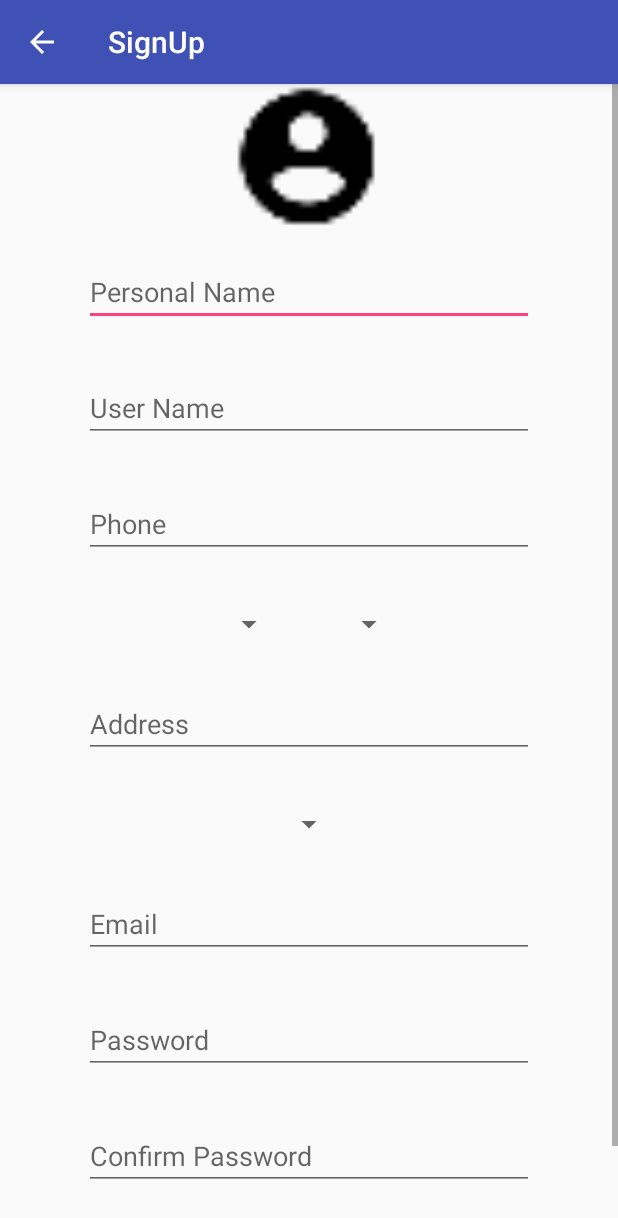
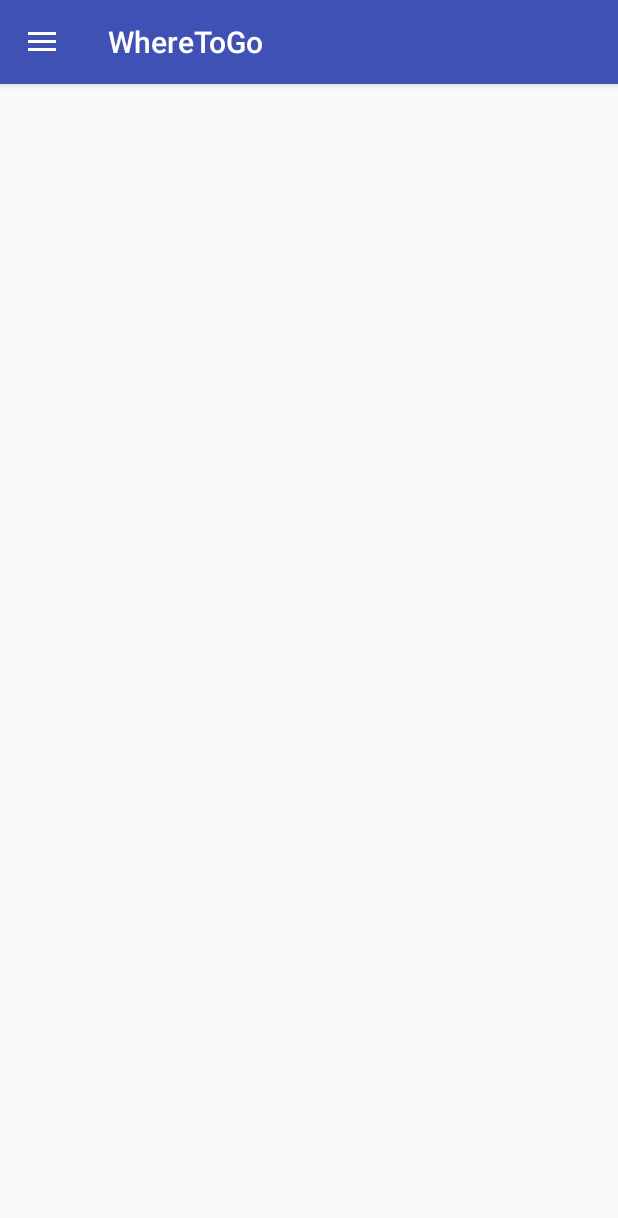
Before and after one commit to EslamMohamed3396/Evento, an Android app: the screen it shows after launch (Sign_Up before the commit, Home after it), after a tap on "SignUp", on a phone screen of 412 x 824 dp. Shown: the top 1218 px of the screen. Run offline under Robolectric (Android 15) with nearby library versions, the light colour scheme and no system bars.

Commit message:
second commit

```diff
--- a/app/build.gradle
+++ b/app/build.gradle
@@ -2,6 +2,7 @@ apply plugin: 'com.android.application'
 
 android {
     compileSdkVersion 28
+    buildToolsVersion "28.0.0"
     defaultConfig {
         applicationId "com.example.eslam.wheretogo"
         minSdkVersion 18
@@ -20,9 +21,9 @@ android {
 
 dependencies {
     implementation fileTree(include: ['*.jar'], dir: 'libs')
+    implementation 'com.android.support:appcompat-v7:28.0.0-alpha1'
     implementation 'com.android.support.constraint:constraint-layout:1.1.1'
     testImplementation 'junit:junit:4.12'
-    implementation 'com.android.support:appcompat-v7:28.0.0-alpha3'
     androidTestImplementation 'com.android.support.test:runner:1.0.2'
     androidTestImplementation 'com.android.support.test.espresso:espresso-core:3.0.2'
     implementation 'com.android.support:design:28.0.0-alpha3'
--- a/app/src/main/AndroidManifest.xml
+++ b/app/src/main/AndroidManifest.xml
@@ -22,7 +22,8 @@
             android:parentActivityName=".Log_in" />
         <activity
             android:name=".User_Profile"
-            android:label="@string/page_profile"></activity>
+            android:label="@string/page_profile" />
+        <activity android:name=".Home"></activity>
     </application>
 
 </manifest>
--- /dev/null
+++ b/app/src/main/java/com/example/eslam/wheretogo/Home.java
@@ -0,0 +1,52 @@
+package com.example.eslam.wheretogo;
+
+import android.os.Bundle;
+import android.support.annotation.NonNull;
+import android.support.design.widget.NavigationView;
+import android.support.v4.widget.DrawerLayout;
+import android.support.v7.app.ActionBarDrawerToggle;
+import android.support.v7.app.AppCompatActivity;
+import android.view.MenuItem;
+import android.widget.Toast;
+
+public class Home extends AppCompatActivity implements NavigationView.OnNavigationItemSelectedListener {
+    private DrawerLayout mDrawerLayout;
+    private ActionBarDrawerToggle mToggle;
+    private NavigationView mNavigationView;
+
+    @Override
+    protected void onCreate(Bundle savedInstanceState) {
+        super.onCreate(savedInstanceState);
+        setContentView(R.layout.activity_home);
+        mDrawerLayout = findViewById(R.id.drawer_home);
+        mNavigationView = findViewById(R.id.navigation_view);
+        mToggle = new ActionBarDrawerToggle(this, mDrawerLayout, R.string.open_drawer, R.string.close_drawer);
+        mDrawerLayout.addDrawerListener(mToggle);
+        mToggle.syncState();
+        mNavigationView.setNavigationItemSelectedListener(this);
+        getSupportActionBar().setDisplayHomeAsUpEnabled(true);
+    }
+
+
+    @Override
+    public boolean onOptionsItemSelected(MenuItem item) {
+        if (mToggle.onOptionsItemSelected(item)) {
+            return true;
+        }
+        return super.onOptionsItemSelected(item);
+    }
+
+    @Override
+    public boolean onNavigationItemSelected(@NonNull MenuItem menuItem) {
+        int id = menuItem.getItemId();
+        switch (id) {
+            case R.id.profile:
+                Toast.makeText(this, "This is Photo", Toast.LENGTH_LONG).show();
+                break;
+            case R.id.events:
+                Toast.makeText(this, "This is Evets", Toast.LENGTH_LONG).show();
+                break;
+        }
+        return false;
+    }
+}
--- a/app/src/main/java/com/example/eslam/wheretogo/Log_in.java
+++ b/app/src/main/java/com/example/eslam/wheretogo/Log_in.java
@@ -1,10 +1,9 @@
 package com.example.eslam.wheretogo;
 
 import android.content.Intent;
+import android.os.Bundle;
 import android.support.v7.app.AppCompatActivity;
-import android.os.Bundle;
 import android.view.View;
-import android.widget.Button;
 import android.widget.TextView;
 
 public class Log_in extends AppCompatActivity {
@@ -17,7 +16,7 @@ public class Log_in extends AppCompatActivity {
         txt_signup.setOnClickListener(new View.OnClickListener() {
             @Override
             public void onClick(View view) {
-                Intent GoToSignUpPage=new Intent(Log_in.this,Sign_Up.class);
+                Intent GoToSignUpPage = new Intent(Log_in.this, Home.class);
                 startActivity(GoToSignUpPage);
             }
         });
--- /dev/null
+++ b/app/src/main/res/layout/activity_home.xml
@@ -0,0 +1,19 @@
+<?xml version="1.0" encoding="utf-8"?>
+<android.support.v4.widget.DrawerLayout xmlns:android="http://schemas.android.com/apk/res/android"
+    xmlns:app="http://schemas.android.com/apk/res-auto"
+    xmlns:tools="http://schemas.android.com/tools"
+    android:id="@+id/drawer_home"
+    android:layout_width="match_parent"
+    android:layout_height="match_parent"
+    tools:context=".Home">
+
+    <android.support.design.widget.NavigationView
+        android:id="@+id/navigation_view"
+        android:layout_width="wrap_content"
+        android:layout_height="match_parent"
+        android:layout_gravity="start"
+        android:background="@color/colorAccent"
+        app:itemIconTint="@color/colorPrimary"
+        app:itemTextColor="@color/colorPrimaryDark"
+        app:menu="@menu/navigation_menu" />
+</android.support.v4.widget.DrawerLayout>
--- a/app/src/main/res/layout/activity_sign__up.xml
+++ b/app/src/main/res/layout/activity_sign__up.xml
@@ -1,6 +1,5 @@
 <?xml version="1.0" encoding="utf-8"?>
 <ScrollView xmlns:android="http://schemas.android.com/apk/res/android"
-    xmlns:app="http://schemas.android.com/apk/res-auto"
     xmlns:tools="http://schemas.android.com/tools"
     android:layout_width="match_parent"
     android:layout_height="match_parent"
@@ -16,6 +15,7 @@
             android:layout_width="100dp"
             android:layout_height="100dp"
             android:layout_gravity="center"
+            android:contentDescription="@string/desc_photo"
             android:scaleType="centerCrop"
             android:src="@drawable/ic_account_circle" />
 
--- a/app/src/main/res/layout/activity_user__profile.xml
+++ b/app/src/main/res/layout/activity_user__profile.xml
@@ -11,7 +11,8 @@
         android:layout_width="200dp"
         android:layout_height="200dp"
         android:layout_gravity="center"
-        android:layout_margin="@dimen/margin_or_padding_16" />
+        android:layout_margin="@dimen/margin_or_padding_16"
+        android:contentDescription="@string/desc_photo" />
 
     <LinearLayout
         android:layout_width="wrap_content"
--- /dev/null
+++ b/app/src/main/res/menu/navigation_menu.xml
@@ -0,0 +1,15 @@
+<?xml version="1.0" encoding="utf-8"?>
+<menu xmlns:android="http://schemas.android.com/apk/res/android">
+    <item
+        android:id="@+id/profile"
+        android:title="Profile" />
+    <item
+        android:id="@+id/events"
+        android:title="Events" />
+    <item
+        android:id="@+id/community"
+        android:title="Community" />
+    <item
+        android:id="@+id/log_out"
+        android:title="Log Out" />
+</menu>
--- a/app/src/main/res/values/strings.xml
+++ b/app/src/main/res/values/strings.xml
@@ -23,4 +23,12 @@
 
     <!-- UserProfile Menu-->
     <string name="edit">Edit</string>
+
+
+    <!-- Photo Description-->
+    <string name="desc_photo">This is User Profile Picture</string>
+
+    <!--Navigation Drawer-->
+    <string name="open_drawer">Open</string>
+    <string name="close_drawer">Close</string>
 </resources>
```
